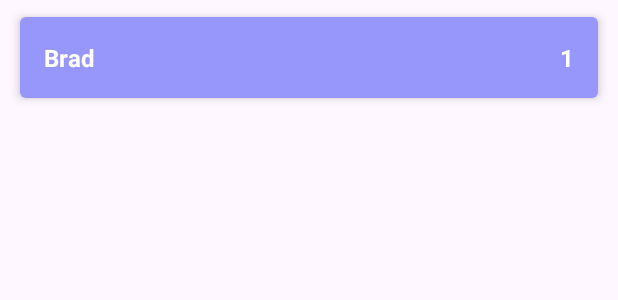
After one commit to ArtPiT1980/ShoppingList, an Android app: the layout item_shop_enabled.xml on its own in the app's theme, with its tools: preview values and no code run, on a phone screen of 412 x 824 dp. The commit adds this screen. Shown: the top 300 px of the screen. Run offline under Robolectric (Android 15) with nearby library versions, the phone set to English and light mode, and no system bars.

Commit message:
Add ShopItem layout

```diff
--- /dev/null
+++ b/app/src/main/res/drawable/ic_add.xml
@@ -0,0 +1,5 @@
+<vector android:height="24dp" android:tint="#000000"
+    android:viewportHeight="24" android:viewportWidth="24"
+    android:width="24dp" xmlns:android="http://schemas.android.com/apk/res/android">
+    <path android:fillColor="@android:color/white" android:pathData="M19,13h-6v6h-2v-6H5v-2h6V5h2v6h6v2z"/>
+</vector>
--- /dev/null
+++ b/app/src/main/res/layout/item_shop_enabled.xml
@@ -0,0 +1,43 @@
+<?xml version="1.0" encoding="utf-8"?>
+<androidx.cardview.widget.CardView
+    xmlns:android="http://schemas.android.com/apk/res/android"
+    xmlns:app="http://schemas.android.com/apk/res-auto"
+    xmlns:tools="http://schemas.android.com/tools"
+    android:layout_width="match_parent"
+    android:layout_height="wrap_content"
+    android:layout_marginStart="8dp"
+    android:layout_marginEnd="8dp"
+    android:layout_marginTop="4dp"
+    android:layout_marginBottom="4dp"
+    app:cardCornerRadius="4dp"
+    app:cardElevation="4dp"
+    app:cardUseCompatPadding="true">
+
+    <LinearLayout
+        android:layout_width="match_parent"
+        android:layout_height="wrap_content"
+        android:orientation="horizontal"
+        android:padding="16dp"
+        android:background="#9696FB">
+
+        <TextView
+            android:id="@+id/tv_name"
+            android:layout_width="0dp"
+            android:layout_height="wrap_content"
+            android:layout_weight="1"
+            android:textColor="@color/white"
+            android:textSize="16sp"
+            android:textStyle="bold"
+            tools:text="Brad" />
+
+        <TextView
+            android:id="@+id/tv_count"
+            android:layout_width="wrap_content"
+            android:layout_height="wrap_content"
+            android:textColor="@color/white"
+            android:textSize="16sp"
+            android:textStyle="bold"
+            tools:text="1" />
+    </LinearLayout>
+
+</androidx.cardview.widget.CardView>
--- a/app/src/main/res/values/strings.xml
+++ b/app/src/main/res/values/strings.xml
@@ -1,3 +1,4 @@
 <resources>
     <string name="app_name">ShoppingList</string>
+    <string name="add_new_shop_item">Add new shop item</string>
 </resources>
```
Also changed, not shown: app/src/main/java/com/artpit/android/shoppinglist/data/ShopListRepositoryImpl.kt (+5 -4 lines), app/src/main/java/com/artpit/android/shoppinglist/presentation/MainActivity.kt (+56 -6 lines), app/src/main/java/com/artpit/android/shoppinglist/presentation/ShopItemViewHolder.kt (added, +11 -0 lines), app/src/main/java/com/artpit/android/shoppinglist/presentation/ShopListAdapter.kt (added, +66 -0 lines), app/src/main/res/layout/activity_main.xml (+21 -6 lines), app/src/main/res/layout/item_shop_disabled.xml (added, +43 -0 lines).
